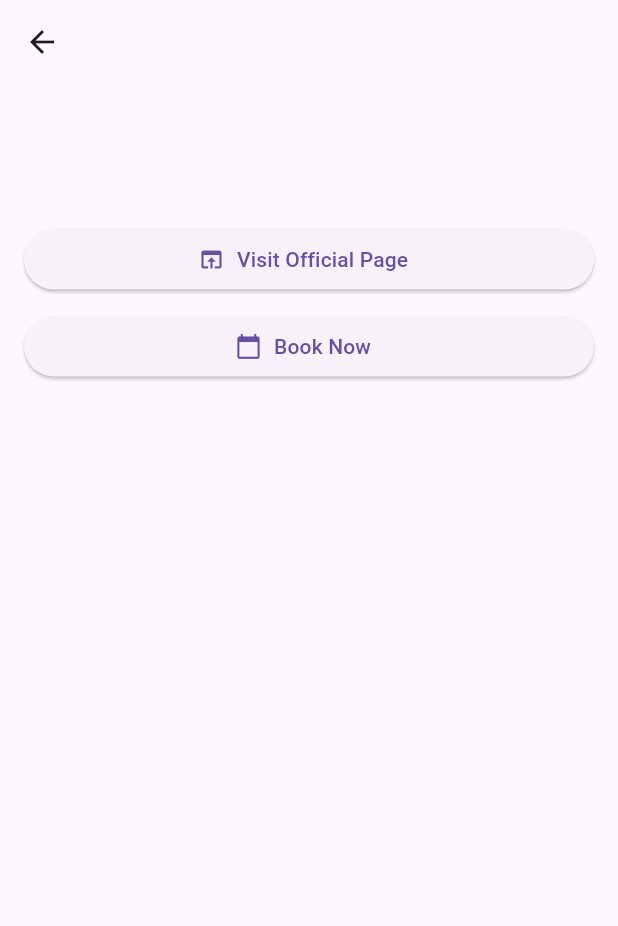
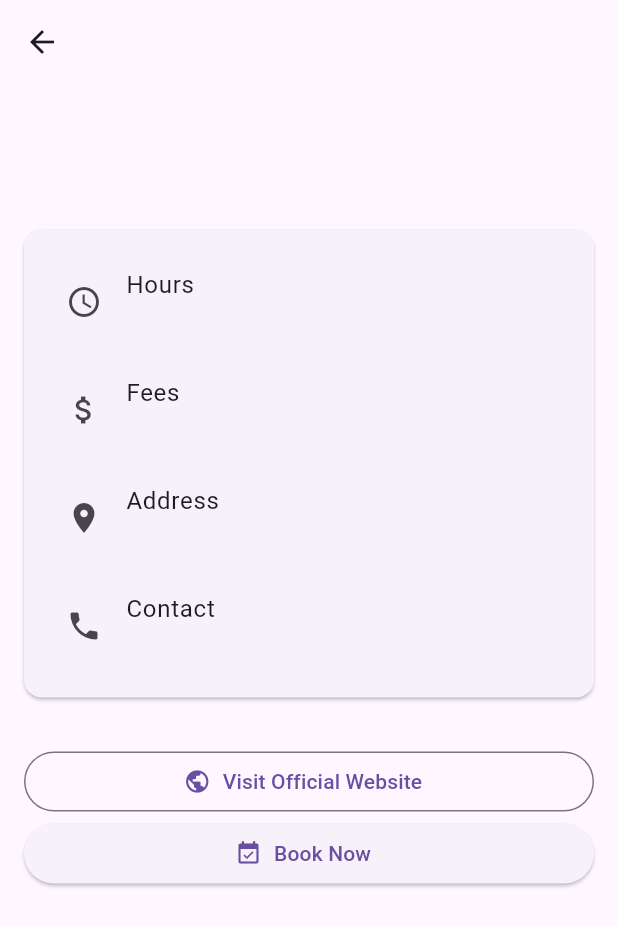
Before and after one commit to dakotahar3070-code/florida_state_parks_app, a Flutter app: the ParkDetailPage screen opened directly with empty values, on a phone screen of 412 x 824 dp. Shown: the top 926 px of the screen. Run offline on Flutter 3.47's test engine with Material 3 defaults, Android fonts, the light colour scheme and no system bars; our stand-ins replace google_maps_flutter.

Commit message:
Refactor ParkDetailPage with dropdown grids, unify JSON source, UI polish

```diff
--- /dev/null
+++ b/lib/model/icons.dart
@@ -0,0 +1,73 @@
+import 'package:flutter/material.dart';
+
+/// Experiences → Icons
+const Map<String, IconData> experienceIcons = {
+  "Bicycling": Icons.pedal_bike,
+  "Birding": Icons.travel_explore, // binoculars not available, globe/search as proxy
+  "Boat Tours": Icons.directions_boat,
+  "Boating": Icons.sailing,
+  "Camping": Icons.park, // tent not available pre-3.10
+  "Camping Boat": Icons.directions_boat, // custom later
+  "Camping Equestrian": Icons.holiday_village, // custom later (horse + tent)
+  "Camping Primitive": Icons.landscape, // custom later
+  "Camping, Devel. Group": Icons.groups, // group camping
+  "Camping, Primitive Group": Icons.groups, // group camping
+  "Fishing": Icons.set_meal, // fish icon not in Material, placeholder
+  "Glamping": Icons.king_bed,
+  "Geo-Seeking": Icons.explore,
+  "Hiking": Icons.terrain,
+  "Horseback Riding": Icons.agriculture, // tractor/horse proxy, custom later
+  "Mountain Biking": Icons.directions_bike,
+  "Paddling": Icons.kayaking,
+  "Picnicking": Icons.table_restaurant,
+  "Reunions and Gatherings": Icons.groups,
+  "Roller Blading": Icons.sports, // custom later
+  "Scuba Diving": Icons.scuba_diving,
+  "Shelling": Icons.beach_access,
+  "Snorkeling": Icons.waves,
+  "Star Gazing": Icons.star,
+  "Surfing": Icons.surfing,
+  "Swimming": Icons.pool,
+  "Tours": Icons.tour,
+  "Tubing": Icons.water, // custom later
+  "Walking and Running": Icons.directions_walk,
+  "Weddings": Icons.favorite,
+  "Wildlife Viewing": Icons.pets,
+};
+
+/// Amenities → Icons
+const Map<String, IconData> amenityIcons = {
+  "Accessible Amenities": Icons.accessible,
+  "Amphitheater": Icons.theaters,
+  "Beach": Icons.beach_access,
+  "Boat Ramp": Icons.directions_boat,
+  "Cabins": Icons.cottage,
+  "Campfire Circles": Icons.local_fire_department,
+  "Campgrounds": Icons.park,
+  "Canoe Kayak Launch": Icons.kayaking,
+  "Concession and Restaurant": Icons.restaurant,
+  "Dump Station": Icons.delete, // placeholder
+  "Equestrian Trail": Icons.forest, // custom later
+  "Gardens": Icons.local_florist,
+  "Historic Site": Icons.account_balance,
+  "Interpretive Exhibit": Icons.museum,
+  "Laundry": Icons.local_laundry_service,
+  "Lighthouse": Icons.light, // custom later
+  "Lodge": Icons.house,
+  "Meetings and Retreats": Icons.meeting_room,
+  "Mountain Bike Trail": Icons.directions_bike,
+  "Museum": Icons.museum,
+  "Nature Trail": Icons.nature,
+  "Parking": Icons.local_parking,
+  "Pets": Icons.pets,
+  "Picnic Pavilion": Icons.table_restaurant,
+  "Playground": Icons.park,
+  "RV": Icons.rv_hookup,
+  "Recycling": Icons.recycling,
+  "Restroom Facilities": Icons.wc,
+  "Shower Station": Icons.shower,
+  "Swimming Pool": Icons.pool,
+  "Visitor Center": Icons.apartment,
+  "Water Fountain": Icons.water,
+  "Wheelchair Accessible": Icons.accessible_forward,
+};
--- a/lib/pages/park_detail_page.dart
+++ b/lib/pages/park_detail_page.dart
@@ -1,97 +1,172 @@
 import 'package:flutter/material.dart';
 import 'package:url_launcher/url_launcher.dart';
+import 'package:florida_state_parks_app/model/icons.dart';
 
 class ParkDetailPage extends StatelessWidget {
   final Map park;
-  const ParkDetailPage({super.key, required this.park});
+  final VoidCallback? onBack;
+
+  const ParkDetailPage({
+    super.key,
+    required this.park,
+    this.onBack,
+  });
+
+  Future<void> _launchUrl(String url) async {
+    final uri = Uri.parse(url);
+    if (await canLaunchUrl(uri)) {
+      await launchUrl(uri, mode: LaunchMode.externalApplication);
+    }
+  }
+
+  Widget _buildSectionTitle(String title) {
+    return Padding(
+      padding: const EdgeInsets.symmetric(vertical: 12.0),
+      child: Text(
+        title,
+        style: const TextStyle(fontSize: 18, fontWeight: FontWeight.bold),
+      ),
+    );
+  }
+
+  Widget _buildIconGrid(List<String> items, Map<String, IconData> iconMap) {
+    return GridView.count(
+      crossAxisCount: 3,
+      shrinkWrap: true,
+      physics: const NeverScrollableScrollPhysics(),
+      children: items.map((item) {
+        final icon = iconMap[item] ?? Icons.help_outline;
+        return Column(
+          mainAxisSize: MainAxisSize.min,
+          children: [
+            Icon(icon, size: 28, color: Colors.green[700]),
+            const SizedBox(height: 4),
+            Text(
+              item,
+              textAlign: TextAlign.center,
+              style: const TextStyle(fontSize: 12),
+            ),
+          ],
+        );
+      }).toList(),
+    );
+  }
 
   @override
   Widget build(BuildContext context) {
-    final experiences = List<String>.from(park["experiences"] ?? []);
-    final amenities = List<String>.from(park["amenities"] ?? []);
+    final experiences = park["experiences"] != null
+        ? List<String>.from(park["experiences"])
+        : <String>[];
+    final amenities = park["amenities"] != null
+        ? List<String>.from(park["amenities"])
+        : <String>[];
 
     return Scaffold(
-      appBar: AppBar(title: Text(park["name"] ?? "Park")),
-      body: Padding(
+      appBar: AppBar(
+        title: Text(park["name"] ?? "Park Details"),
+        leading: IconButton(
+          icon: const Icon(Icons.arrow_back),
+          onPressed: () {
+            if (onBack != null) {
+              onBack!();
+            } else {
+              Navigator.pop(context);
+            }
+          },
+        ),
+      ),
+      body: ListView(
         padding: const EdgeInsets.all(16),
-        child: ListView(
-          children: [
-            if (park["description"] != null)
-              SelectableText(
-                park["description"],
-                style: const TextStyle(fontSize: 16),
+        children: [
+          // Header
+          if (park["headline"] != null)
+            Text(
+              park["headline"],
+              style: Theme.of(context).textTheme.titleLarge,
+            ),
+          if (park["description"] != null) ...[
+            const SizedBox(height: 8),
+            Text(
+              park["description"],
+              style: Theme.of(context).textTheme.bodyMedium,
+            ),
+          ],
+
+          const SizedBox(height: 16),
+
+          // Quick facts card
+          Card(
+            margin: const EdgeInsets.symmetric(vertical: 8),
+            child: Padding(
+              padding: const EdgeInsets.all(12),
+              child: Column(
+                crossAxisAlignment: CrossAxisAlignment.start,
+                children: [
+                  if (park["hours"] != null)
+                    ListTile(
+                      leading: const Icon(Icons.access_time),
+                      title: const Text("Hours"),
+                      subtitle: Text(park["hours"]),
+                    ),
+                  if (park["fees"] != null)
+                    ListTile(
+                      leading: const Icon(Icons.attach_money),
+                      title: const Text("Fees"),
+                      subtitle: Text(park["fees"]),
+                    ),
+                  if (park["address"] != null)
+                    ListTile(
+                      leading: const Icon(Icons.location_on),
+                      title: const Text("Address"),
+                      subtitle: Text(park["address"]),
+                    ),
+                  if (park["contact"] != null)
+                    ListTile(
+                      leading: const Icon(Icons.phone),
+                      title: const Text("Contact"),
+                      subtitle: Text(park["contact"]),
+                    ),
+                ],
               ),
+            ),
+          ),
 
-            const SizedBox(height: 20),
+               // Experiences
+if (experiences.isNotEmpty)
+  ExpansionTile(
+    title: Text("Experiences (${experiences.length})"),
+    children: [
+      _buildIconGrid(experiences, experienceIcons),
+    ],
+  ),
 
-            // 🔽 Experiences dropdown
-            if (experiences.isNotEmpty)
-              Card(
-                child: ExpansionTile(
-                  leading: const Icon(Icons.nature_people),
-                  title: const Text(
-                    "Experiences",
-                    style: TextStyle(fontSize: 18, fontWeight: FontWeight.bold),
-                  ),
-                  children: experiences
-                      .map((e) => ListTile(title: Text(e)))
-                      .toList(),
-                ),
-              ),
 
-            const SizedBox(height: 10),
+                  // Amenities
+          if (amenities.isNotEmpty)
+  ExpansionTile(
+    title: Text("Amenities (${amenities.length})"),
+    children: [
+      _buildIconGrid(amenities, amenityIcons),
+    ],
+  ),
 
-            // 🔽 Amenities dropdown
-            if (amenities.isNotEmpty)
-              Card(
-                child: ExpansionTile(
-                  leading: const Icon(Icons.check_circle_outline),
-                  title: const Text(
-                    "Amenities",
-                    style: TextStyle(fontSize: 18, fontWeight: FontWeight.bold),
-                  ),
-                  children: amenities
-                      .map((a) => ListTile(title: Text(a)))
-                      .toList(),
-                ),
-              ),
 
-            const SizedBox(height: 20),
+          const SizedBox(height: 24),
 
-            // 🔗 Visit official page
-            if (park["url"] != null)
-              ElevatedButton.icon(
-                onPressed: () async {
-                  final url = park["url"];
-                  if (await canLaunchUrl(Uri.parse(url))) {
-                    await launchUrl(Uri.parse(url));
-                  }
-                },
-                icon: const Icon(Icons.open_in_browser),
-                label: const Text("Visit Official Page"),
-              ),
-
-            const SizedBox(height: 10),
-
-            // 📅 Book Now button
-            if (park["booking_url"] != null)
-              ElevatedButton.icon(
-                onPressed: () async {
-                  final bookingUrl = park["booking_url"];
-                  final uri = Uri.tryParse(bookingUrl);
-                  if (uri != null && await canLaunchUrl(uri)) {
-                    await launchUrl(uri, mode: LaunchMode.inAppWebView);
-                  } else {
-                    ScaffoldMessenger.of(context).showSnackBar(
-                      const SnackBar(content: Text("Could not open booking link")),
-                    );
-                  }
-                },
-                icon: const Icon(Icons.calendar_today),
-                label: const Text("Book Now"),
-              ),
-          ],
-        ),
+          // Actions
+          if (park["url"] != null)
+            OutlinedButton.icon(
+              icon: const Icon(Icons.public),
+              label: const Text("Visit Official Website"),
+              onPressed: () => _launchUrl(park["url"]),
+            ),
+          if (park["booking_url"] != null)
+            ElevatedButton.icon(
+              icon: const Icon(Icons.event_available),
+              label: const Text("Book Now"),
+              onPressed: () => _launchUrl(park["booking_url"]),
+            ),
+        ],
       ),
     );
   }
--- a/pubspec.yaml
+++ b/pubspec.yaml
@@ -1,4 +1,4 @@
-name: florida_state_parks
+name: florida_state_parks_app
 description: "A new Flutter project."
 publish_to: 'none'
 version: 1.0.0+1
```
Also changed, not shown: data_dump/parks_with_duplicate_camping.json (added, +250 -0 lines), lib/main.dart (+56 -19 lines), lib/pages/parks_list_page.dart (+8 -2 lines), lib/pages/parks_map_page.dart (+5 -8 lines), assets/parks_data_with_coords.json, data_dump/florida_parks.json (renamed from assets/florida_parks.json), data_dump/parks_data.json (renamed from assets/parks_data.json), data_dump/parks_data_raw.json (renamed from assets/parks_data_raw.json), 4 other files.
